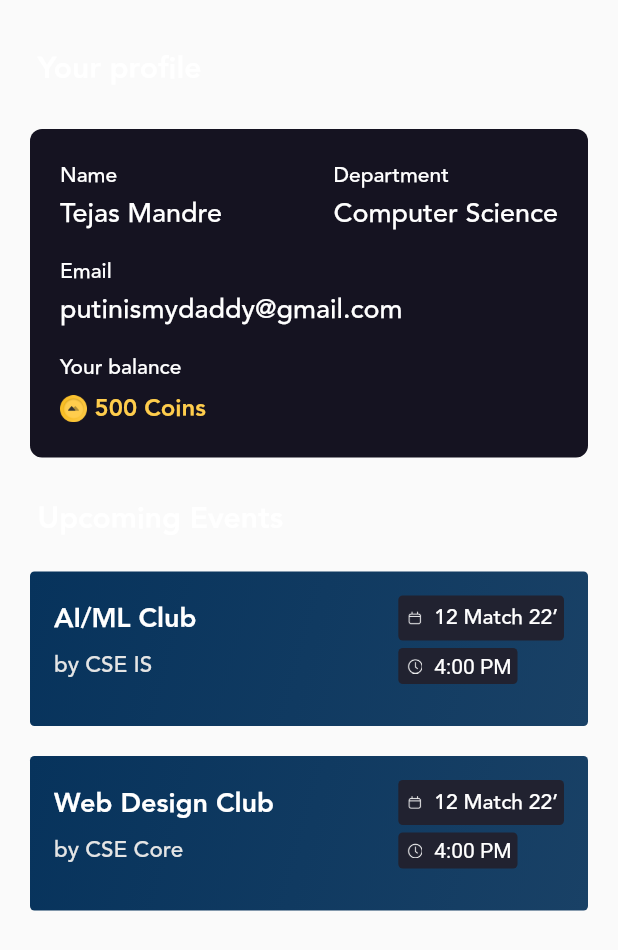
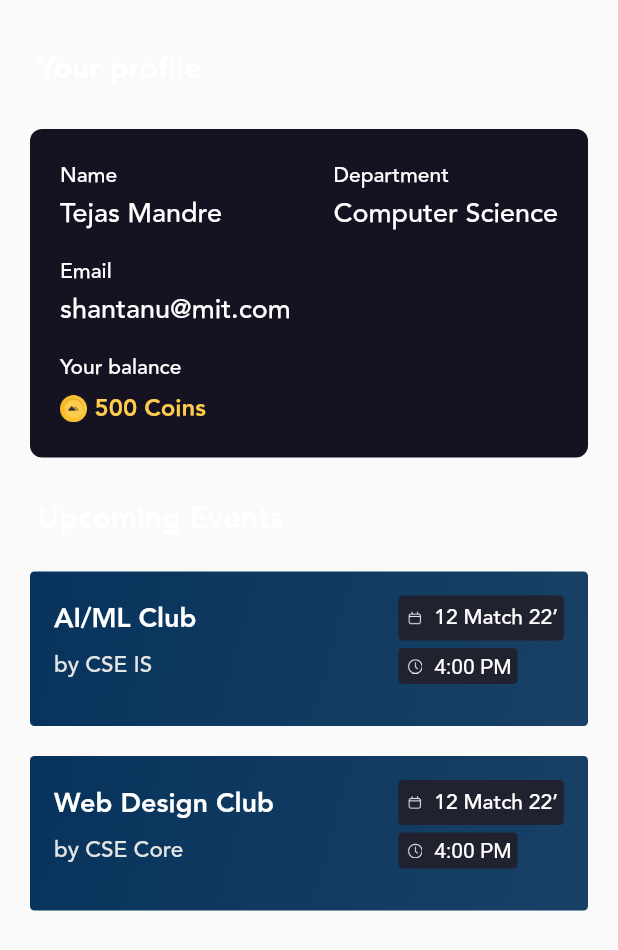
Before and after one commit to AayushK11/MIT-Coin, a Flutter app: the ProfileTab widget shown alone on an empty page, opened directly, on a phone screen of 412 x 824 dp. Shown: the top 950 px of the screen. Run offline on Flutter 3.47's test engine with Material 2 defaults, Android fonts, the phone set to English and light mode, and no system bars; our stand-ins replace localstorage, page_transition; missing offline and left inert: qr_code_scanner; network calls fail; statements that could not run were skipped.

Commit message:
profile dynamic

```diff
--- a/Frontend/mit_coin_app/lib/Screens/profile_tab.dart
+++ b/Frontend/mit_coin_app/lib/Screens/profile_tab.dart
@@ -1,6 +1,7 @@
 import 'package:flutter/material.dart';
 import 'package:mit_coin_app/Screens/event_details.dart';
 import 'package:page_transition/page_transition.dart';
+import 'package:localstorage/localstorage.dart';
 
 class ProfileTab extends StatefulWidget {
   const ProfileTab({Key? key}) : super(key: key);
@@ -10,6 +11,22 @@ class ProfileTab extends StatefulWidget {
 }
 
 class _ProfileTabState extends State<ProfileTab> {
+  final LocalStorage my_storage = new LocalStorage('main');
+  var first_name = 'Tejas';
+  var last_name = 'Mandre';
+  var wallet_balance = '500';
+  var email = 'shantanu@mit.com';
+
+  @override
+  void initState() {
+    // TODO: implement initState
+
+    first_name = my_storage.getItem('first_name');
+    last_name = my_storage.getItem('last_name');
+    wallet_balance = my_storage.getItem('wallet_balance');
+    email = my_storage.getItem('email');
+  }
+
   @override
   Widget build(BuildContext context) {
     return SafeArea(
@@ -69,7 +86,7 @@ class _ProfileTabState extends State<ProfileTab> {
                                 ),
                               ),
                               Text(
-                                "Tejas Mandre",
+                                "$first_name $last_name",
                                 style: TextStyle(
                                   color: Colors.white,
                                   fontSize: 18,
@@ -124,7 +141,7 @@ class _ProfileTabState extends State<ProfileTab> {
                           ),
                         ),
                         Text(
-                          "putinismydaddy@gmail.com",
+                          email,
                           style: TextStyle(
                             color: Colors.white,
                             fontSize: 18,
@@ -183,7 +200,7 @@ class _ProfileTabState extends State<ProfileTab> {
                                   Container(
                                     alignment: Alignment.centerLeft,
                                     child: Text(
-                                      "500 Coins",
+                                      "$wallet_balance Coins",
                                       style: TextStyle(
                                         color: Color(0xffffcd4c),
                                         fontSize: 16,
```
